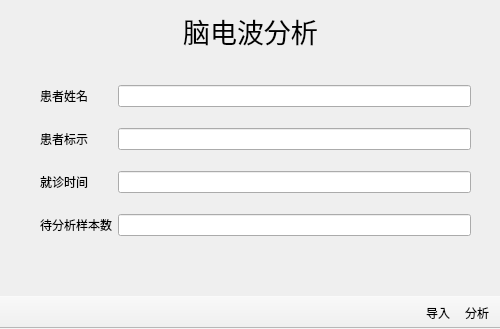
Above: mainwindow.ui from JikanHou/brainWave_FF before the change. Below: the same form after it.
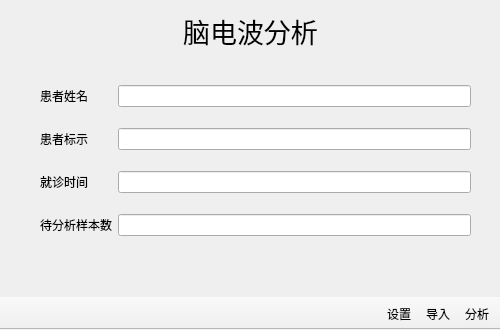
That is the form after the change. Icons and pictures are not drawn.

Patch:
```diff
--- a/mainwindow.ui
+++ b/mainwindow.ui
@@ -7,9 +7,27 @@
     <x>0</x>
     <y>0</y>
     <width>500</width>
-    <height>329</height>
+    <height>330</height>
    </rect>
   </property>
+  <property name="sizePolicy">
+   <sizepolicy hsizetype="Fixed" vsizetype="Fixed">
+    <horstretch>0</horstretch>
+    <verstretch>0</verstretch>
+   </sizepolicy>
+  </property>
+  <property name="minimumSize">
+   <size>
+    <width>500</width>
+    <height>330</height>
+   </size>
+  </property>
+  <property name="maximumSize">
+   <size>
+    <width>500</width>
+    <height>330</height>
+   </size>
+  </property>
   <property name="contextMenuPolicy">
    <enum>Qt::NoContextMenu</enum>
   </property>
@@ -152,6 +170,7 @@
    </attribute>
    <addaction name="actionAnalyse"/>
    <addaction name="actionImport"/>
+   <addaction name="actionSettings"/>
   </widget>
   <action name="actionImport">
    <property name="checkable">
@@ -181,6 +200,11 @@
     <bool>true</bool>
    </property>
   </action>
+  <action name="actionSettings">
+   <property name="text">
+    <string>设置</string>
+   </property>
+  </action>
  </widget>
  <resources/>
  <connections/>
```
Left out of the diff: 10 changed lines with no effect on the pictures.
